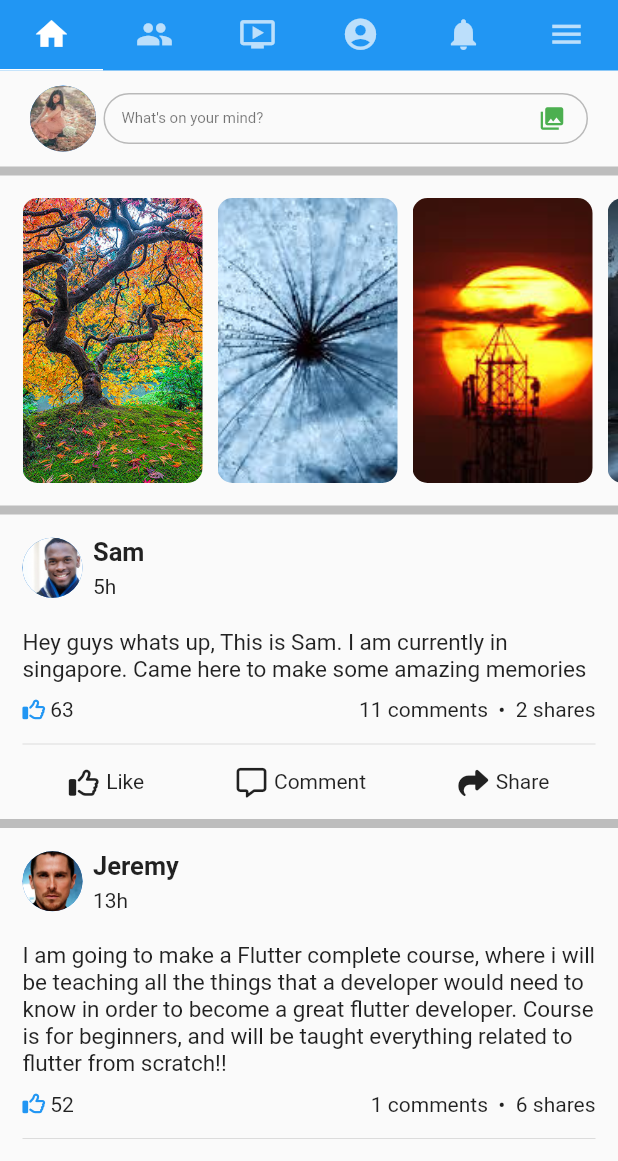
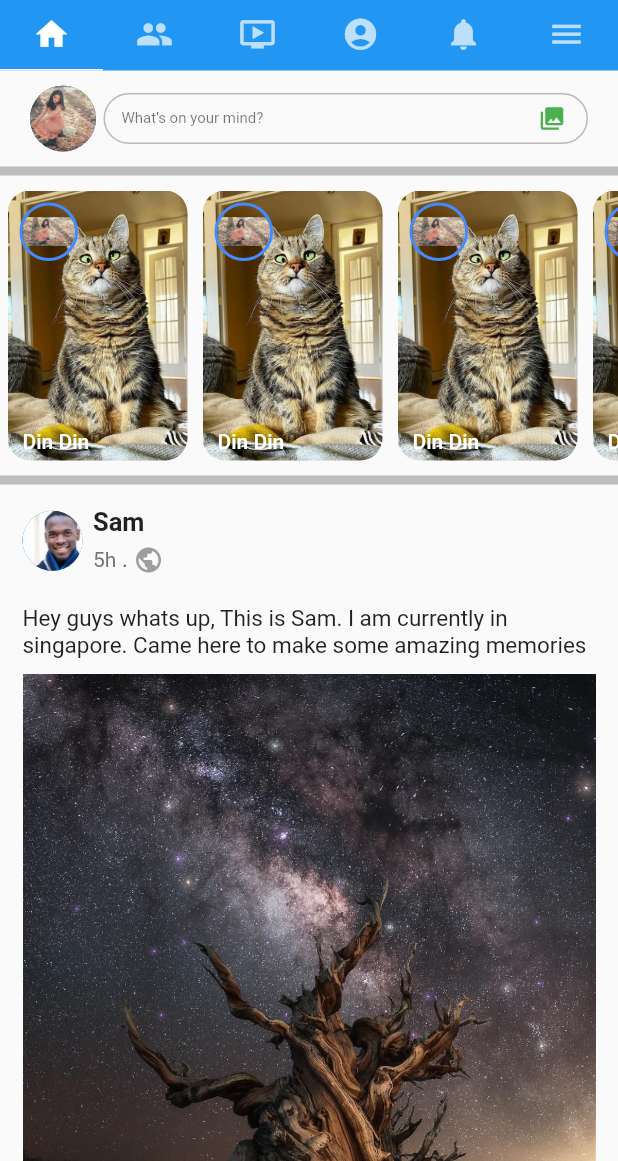
Before and after one commit to Moon-light2602/fb_ui_flutter, a Flutter app: the screen it shows after launch, on a phone screen of 412 x 824 dp, the part 75-1236 px from its top. Run offline on Flutter 3.47's test engine with Material 2 defaults, Android fonts, the phone set to English and light mode, and no system bars; our stand-ins replace font_awesome_flutter; missing offline and left inert: flutter_statusbarcolor_ns.

Commit message:
edited story and add icon in post

```diff
--- a/lib/models/post.dart
+++ b/lib/models/post.dart
@@ -3,6 +3,7 @@ class Post{
   final String username;
   final String time;
   final String content;
+  final String imagePost;
   final String likes;
   final String comments;
   final String shares;
@@ -12,6 +13,7 @@ class Post{
     required this.username,
     required this.time,
     required this.content,
+    required this.imagePost,
     required this.likes,
     required this.comments,
     required this.shares
@@ -19,9 +21,11 @@ class Post{
 }
 
 List<Post> posts = [
-  Post(profileImageUrl: 'assets/Sam Wilson.jpg', username: 'Sam', time: '5h', content: 'Hey guys whats up, This is Sam. I am currently in singapore. Came here to make some amazing memories', likes: '63', comments: '11', shares: '2'),
-  Post(profileImageUrl: 'assets/jeremy.jpg', username: 'Jeremy', time: '13h', content: 'I am going to make a Flutter complete course, where i will be teaching all the things that a developer would need to know in order to become a great flutter developer. Course is for beginners, and will be taught everything related to flutter from scratch!!', likes: '52', comments: '1', shares: '6'),
-  Post(profileImageUrl: 'assets/mathew.jpg', username: 'Mathew Hallberg', time: '2d', content: 'Hey guys this is Mathew, I recently created a cool AR/VR application and pushed it to github, interested people can go and see the working of the app. I hope you guys like it!', likes: '61', comments: '3', shares: '2'),
-  Post(profileImageUrl: 'assets/eddison.jpg', username: 'Eddison', time: '1w', content: 'Good afternoon people, hope you are doing well. STAY HOME STAY SAFE. Hope you are healthy and happy. Wish you good health guys :)', likes: '233', comments: '6', shares: '4'),
-  Post(profileImageUrl: 'assets/olivia.jpg', username: 'Olivia', time: '3w', content: 'I am starting a job in Los Angeles next week, this is my first ever job. Wish me luck guys', likes: '77', comments: '7', shares: '2'),
+  Post(profileImageUrl: 'assets/Sam Wilson.jpg', username: 'Sam', time: '5h', content: 'Hey guys whats up, This is Sam. I am currently in singapore. Came here to make some amazing memories',imagePost: 'assets/story8.jpg', likes: '63', comments: '11', shares: '2'),
+  Post(profileImageUrl: 'assets/jeremy.jpg', username: 'Jeremy', time: '13h',
+      content: 'This is content of post. I hope you guys like it!!! :))))',
+      imagePost: 'assets/story1.jpg', likes: '52', comments: '1', shares: '6'),
+  Post(profileImageUrl: 'assets/mathew.jpg', username: 'Mathew Hallberg', time: '2d', content: 'Hey guys this is Mathew, I hope you guys like it!', imagePost: 'assets/story2.jpg', likes: '61', comments: '3', shares: '2'),
+  Post(profileImageUrl: 'assets/eddison.jpg', username: 'Eddison', time: '1w', content: 'Good afternoon people, hope you are doing well. Wish you good health guys :)', imagePost: 'assets.story3.jpg', likes: '233', comments: '6', shares: '4'),
+  Post(profileImageUrl: 'assets/olivia.jpg', username: 'Olivia', time: '3w', content: 'This is my first ever job. Wish me luck guys', imagePost: 'assets/story6.jpg', likes: '77', comments: '7', shares: '2'),
 ];
--- a/lib/tabs/home_tab.dart
+++ b/lib/tabs/home_tab.dart
@@ -15,16 +15,16 @@ class HomeTab extends StatelessWidget {
     return SingleChildScrollView(
       child: Column(
         children: <Widget>[
-          WriteSomethingWidget(),
-          SeparatorWidget(),
-          StoriesWidget(),
+          const WriteSomethingWidget(),
+          const SeparatorWidget(),
+          const StoriesWidget(),
           for(Post post in posts) Column(
             children: <Widget>[
-              SeparatorWidget(),
+              const SeparatorWidget(),
               PostWidget(post: post),
             ],
           ),
-          SeparatorWidget(),
+          const SeparatorWidget(),
         ],
       ),
     );
--- a/lib/widgets/post_widget.dart
+++ b/lib/widgets/post_widget.dart
@@ -30,7 +30,29 @@ class PostWidget extends StatelessWidget {
                 children: <Widget>[
                   Text(post.username, style: const TextStyle(fontWeight: FontWeight.bold, fontSize: 17.0)),
                   const SizedBox(height: 5.0),
-                  Text(post.time)
+                  Row(
+                      crossAxisAlignment: CrossAxisAlignment.center,
+                      children: [
+                        Text(post.time,
+                        style: TextStyle(
+                          color: Colors.grey.shade600,
+                          fontWeight: FontWeight.w400,
+                        ),
+                        ),
+                        Text(
+                            ' . ',
+                        style: TextStyle(
+                          fontSize: 15,
+                          color: Colors.grey.shade700,
+                        ),
+                        ),
+                        const Icon(Icons.public,
+                          size: 20,
+                          color: Colors.grey,
+                        ),
+                      ],
+                  ),
+
                 ],
               ),
             ],
@@ -39,6 +61,10 @@ class PostWidget extends StatelessWidget {
           const SizedBox(height: 20.0),
 
           Text(post.content, style: const TextStyle(fontSize: 15.0)),
+
+          const SizedBox(height: 10.0),
+
+          Image.asset('assets/story8.jpg'),
 
           const SizedBox(height: 10.0),
 
--- a/lib/widgets/stories_widget.dart
+++ b/lib/widgets/stories_widget.dart
@@ -3,79 +3,66 @@ import 'package:flutter/material.dart';
 class StoriesWidget extends StatelessWidget {
   const StoriesWidget({super.key});
 
+  Widget _buildStory() => Container(
+        margin: const EdgeInsets.fromLTRB(5, 10, 5, 10),
+        child: Stack(
+          children: <Widget>[
+            ClipRRect(
+              borderRadius: BorderRadius.circular(15),
+              child: Image.asset(
+                'assets/avatar.jpg',
+                width: 120,
+                height: 200,
+                fit: BoxFit.cover,
+              ),
+            ),
+            Positioned(
+              top: 8,
+              left: 8,
+              child: Container(
+                decoration: BoxDecoration(
+                  border: Border.all(width: 2, color: Colors.blueAccent),
+                  borderRadius: BorderRadius.circular(20),
+                ),
+                child: ClipOval(
+                  child: Image.asset(
+                    'assets/story5.jpg',
+                    width: 35,
+                    height: 35,
+                  ),
+                ),
+              ),
+            ),
+            const Positioned(
+                bottom: -5,
+                left: 0,
+                child: Padding(
+                  padding: EdgeInsets.all(10),
+                  child: Text(
+                    'Din Din',
+                    style: TextStyle(
+                      color: Colors.white,
+                      fontWeight: FontWeight.w500,
+                    ),
+                  ),
+                )),
+          ],
+        ),
+      );
   @override
   Widget build(BuildContext context) {
-    return Container(
-      height: 220.0,
-      padding: const EdgeInsets.symmetric(vertical: 15.0),
-      child: ListView(
-        scrollDirection: Axis.horizontal,
-        children: <Widget>[
-          const SizedBox(width: 15.0),
-          Container(
-            width: 120.0,
-            decoration: BoxDecoration(
-              borderRadius: BorderRadius.circular(10.0),
-              image: const DecorationImage(image: AssetImage('assets/story1.jpg'), fit: BoxFit.cover)
+    return SingleChildScrollView(
+      child: Column(
+        mainAxisSize: MainAxisSize.max,
+        children: [
+          SizedBox(
+            height: 200,
+            child: ListView.builder(
+              scrollDirection: Axis.horizontal,
+                itemCount: 12,
+                itemBuilder: (context, index) => _buildStory()
             ),
           ),
-          const SizedBox(width: 10.0),
-          Container(
-            width: 120.0,
-            decoration: BoxDecoration(
-              image: const DecorationImage(image: AssetImage('assets/story2.jpg'), fit: BoxFit.cover),
-              borderRadius: BorderRadius.circular(10.0)
-            ),
-          ),
-          const SizedBox(width: 10.0),
-          Container(
-            width: 120.0,
-            decoration: BoxDecoration(
-              image: const DecorationImage(image: AssetImage('assets/story3.jpg'), fit: BoxFit.cover),
-              borderRadius: BorderRadius.circular(10.0)
-            ),
-          ),
-          const SizedBox(width: 10.0),
-          Container(
-            width: 120.0,
-            decoration: BoxDecoration(
-              image: const DecorationImage(image: AssetImage('assets/story4.jpg'), fit: BoxFit.cover),
-              borderRadius: BorderRadius.circular(10.0)
-            ),
-          ),
-          const SizedBox(width: 10.0),
-          Container(
-            width: 120.0,
-            decoration: BoxDecoration(
-              image: const DecorationImage(image: AssetImage('assets/story5.jpg'), fit: BoxFit.cover),
-              borderRadius: BorderRadius.circular(10.0)
-            ),
-          ),
-          const SizedBox(width: 10.0),
-          Container(
-            width: 120.0,
-            decoration: BoxDecoration(
-              image: const DecorationImage(image: AssetImage('assets/story6.jpg'), fit: BoxFit.cover),
-              borderRadius: BorderRadius.circular(10.0)
-            ),
-          ),
-          const SizedBox(width: 10.0),
-          Container(
-            width: 120.0,
-            decoration: BoxDecoration(
-              image: const DecorationImage(image: AssetImage('assets/story7.jpg'), fit: BoxFit.cover),
-              borderRadius: BorderRadius.circular(10.0)
-            ),
-          ),
-          const SizedBox(width: 10.0),
-          Container(
-            width: 120.0,
-            decoration: BoxDecoration(
-              image: const DecorationImage(image: AssetImage('assets/story8.jpg'), fit: BoxFit.cover),
-              borderRadius: BorderRadius.circular(10.0)
-            ),
-          ),
-          const SizedBox(width: 15.0),
         ],
       ),
     );
```
Also changed, not shown: lib/tabs/menu_tab.dart (+41 -41 lines), lib/tabs/profile_tab.dart (+7 -5 lines), lib/tabs/watch_tab.dart (+8 -2 lines).
